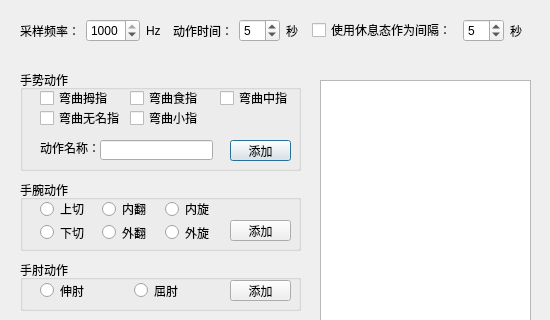
Before: the Qt Designer form GUI/TrainModule.ui in brucelv1/TrainModule, drawn with Qt 5; both pictures show x 0 to 550 and y 0 to 320 of the 550 by 600 pixel window.
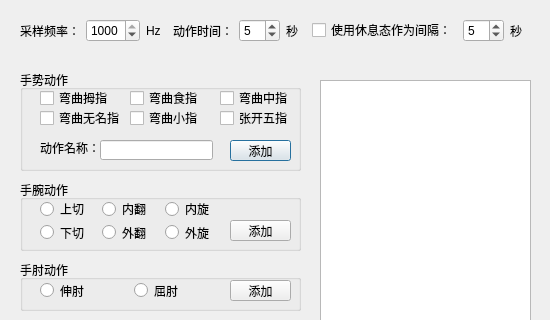
After: the same form once the commit is applied.

```diff
--- a/GUI/TrainModule.ui
+++ b/GUI/TrainModule.ui
@@ -222,6 +222,19 @@
      <string>动作名称：</string>
     </property>
    </widget>
+   <widget class="QCheckBox" name="cbOpenHand">
+    <property name="geometry">
+     <rect>
+      <x>200</x>
+      <y>40</y>
+      <width>71</width>
+      <height>16</height>
+     </rect>
+    </property>
+    <property name="text">
+     <string>张开五指</string>
+    </property>
+   </widget>
   </widget>
   <widget class="QGroupBox" name="groupBox_2">
    <property name="geometry">
```
